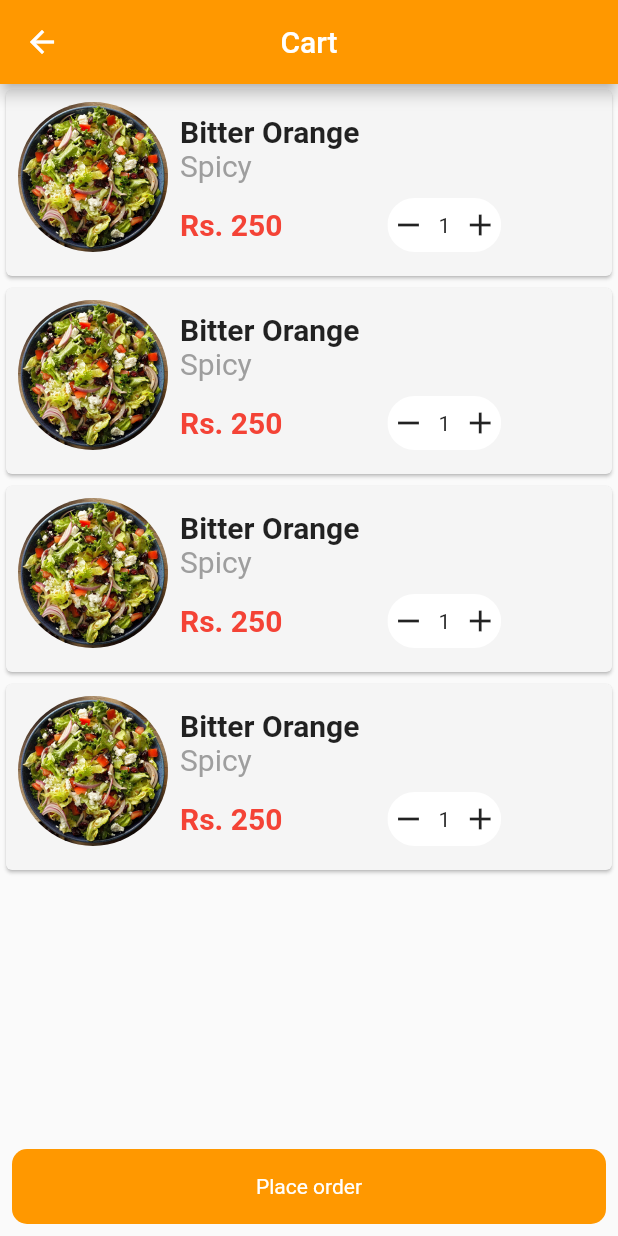
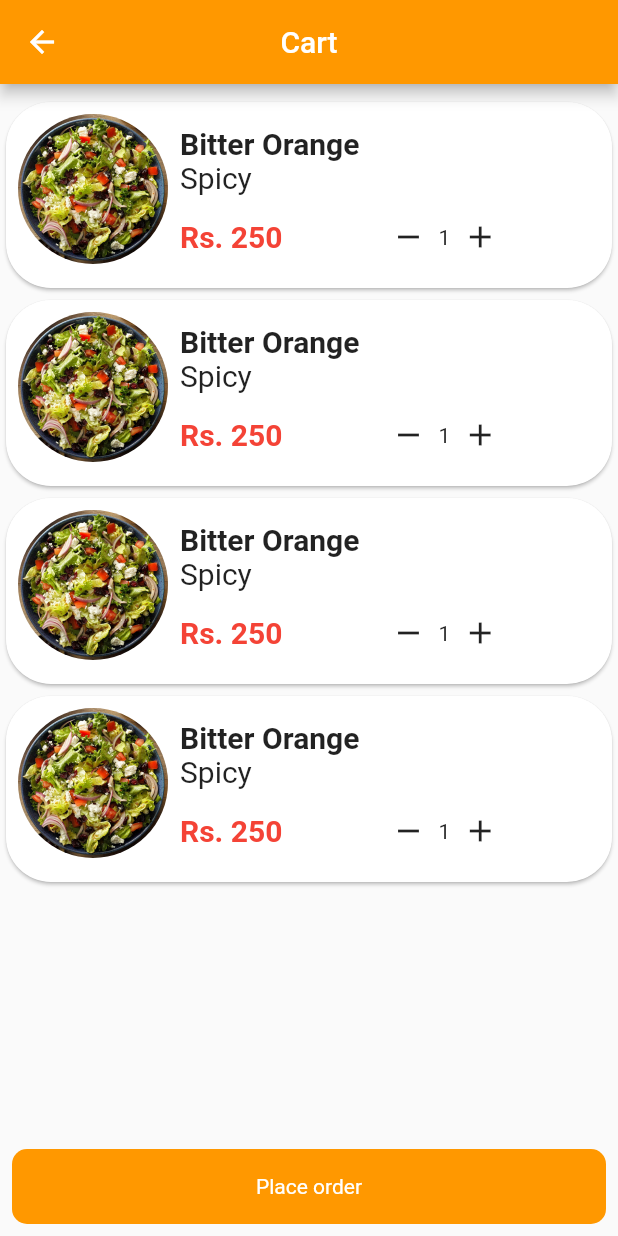
Before and after one commit to Khizarfarooqui/food_delivery, a Flutter app: the FoodCart screen opened directly, on a phone screen of 412 x 824 dp. Run offline on Flutter 3.47's test engine with Material 2 defaults, Android fonts, the phone set to English and light mode, and no system bars; our stand-ins replace cloud_firestore, firebase_auth, firebase_core, firebase_database, firebase_storage, fluttertoast and 2 more; accounts and stored records are empty.

Commit message:
image and signout

```diff
--- a/lib/services/favourite_service.dart
+++ b/lib/services/favourite_service.dart
@@ -39,7 +39,7 @@ class FavouriteService {
     try{
       var result = _firebaseFirestore.collection(_kUserCollectionName).doc(userId).collection(_kFavouriteItem).doc(itemId).get();
       if(result != null){
-        return ;
+        return result;
       }
     }on FirebaseFirestore catch (firebaseException){
       print(firebaseException);
--- a/lib/views/auth/profile_screen.dart
+++ b/lib/views/auth/profile_screen.dart
@@ -33,7 +33,6 @@ class _ProfileScreenState extends State<ProfileScreen> {
                   children: [
                 ClipRRect(
                 borderRadius: BorderRadius.circular(100),
-
                 child: Container(
                   height: 150,
                   width: 150,
--- a/lib/views/checkout_screen.dart
+++ b/lib/views/checkout_screen.dart
@@ -14,7 +14,7 @@ class _CheckoutScreenState extends State<CheckoutScreen> {
   @override
   Widget build(BuildContext context) {
     return Scaffold(
-        appBar: AppBar(
+      appBar: AppBar(
           title: Text("CheckOut"),
           centerTitle: true,
           backgroundColor: Colors.orange,
--- a/lib/views/favorites_screen.dart
+++ b/lib/views/favorites_screen.dart
@@ -44,6 +44,8 @@ class _FavouriteItemScreenState extends State<FavouriteItemScreen> {
                 itemCount: result.length,
                 itemBuilder: (_, index){
                   return Container(
+                    child: Padding(
+                      padding: const EdgeInsets.only(top: 8.0),
                       child: Card(
                         shape: RoundedRectangleBorder(borderRadius: BorderRadius.circular(10)),
                         child: Container(
@@ -110,6 +112,7 @@ class _FavouriteItemScreenState extends State<FavouriteItemScreen> {
                           ),
                         ),
                       ),
+                    ),
                   );
                   //   ListTile(
                   //   title: Text(result[index].itemName),
--- a/lib/views/food_cart.dart
+++ b/lib/views/food_cart.dart
@@ -19,7 +19,9 @@ class _FoodCartState extends State<FoodCart> {
         centerTitle: true,
         backgroundColor: Colors.orange,
       ),
-      body: Column(
+      body: Padding(
+        padding: const EdgeInsets.only(top: 8.0),
+        child: Column(
           children: [
             Expanded(
               child: ListView.builder(
@@ -36,6 +38,7 @@ class _FoodCartState extends State<FoodCart> {
               }),
             ),
           ],
+        ),
       )
     );
   }
--- a/lib/widgets/cart_list.dart
+++ b/lib/widgets/cart_list.dart
@@ -9,9 +9,8 @@ class CartList extends StatelessWidget {
 
   @override
   Widget build(BuildContext context) {
-    return
-      Card(
-      color: Colors.grey.shade100,
+    return Card(
+      shape: RoundedRectangleBorder(borderRadius: BorderRadius.circular(30)),
       child: Padding(
         padding: const EdgeInsets.all(8.0),
         child: Row(
@@ -29,7 +28,7 @@ class CartList extends StatelessWidget {
                 crossAxisAlignment: CrossAxisAlignment.start,
                 children: [
                   Text("Bitter Orange",style: TextStyle(fontSize: 20, fontWeight: FontWeight.w700),),
-                  Text("Spicy",style: TextStyle(fontSize: 20, color: Colors.grey),),
+                  Text("Spicy",style: TextStyle(fontSize: 20,),),
                   Padding(
                     padding: const EdgeInsets.only(top: 10),
                     child: Row(
--- a/lib/widgets/menu.dart
+++ b/lib/widgets/menu.dart
@@ -23,7 +23,7 @@ class Menu extends StatelessWidget {
                 topRight: Radius.circular(8.0),
               ),
               child: Image.network(menuImageUrl,
-                  width: 200,
+                  width: 250,
                   height: 150,fit:BoxFit.cover),
             ),
             Padding(
@@ -43,11 +43,11 @@ class Menu extends StatelessWidget {
               ],
             ),
             Padding(
-              padding: const EdgeInsets.only(top: 10, left: 10, right: 10),
+              padding: const EdgeInsets.only(top: 10, left: 10,),
               child: Row(
                 children: [
                   Text("Rs.$price", style: TextStyle(fontWeight: FontWeight.bold, fontSize: 15),),
-                  SizedBox(width: 120,),
+                  SizedBox(width: 130,),
                   Icon(Icons.add,),
                 ],
               ),
--- a/lib/widgets/popular_items.dart
+++ b/lib/widgets/popular_items.dart
@@ -72,7 +72,7 @@ class _PopularItemsState extends State<PopularItems> {
                         child: Column(
                           children: [
                             Padding(
-                              padding: const EdgeInsets.only(bottom: 50),
+                              padding: const EdgeInsets.only(bottom: 10),
                               child: IconButton(onPressed: () async {
                                 var currentUserId = UserService().getCurrentUserId();
                                 if(currentUserId is String){
```
Lines whose indentation alone changed are shown as unchanged.
